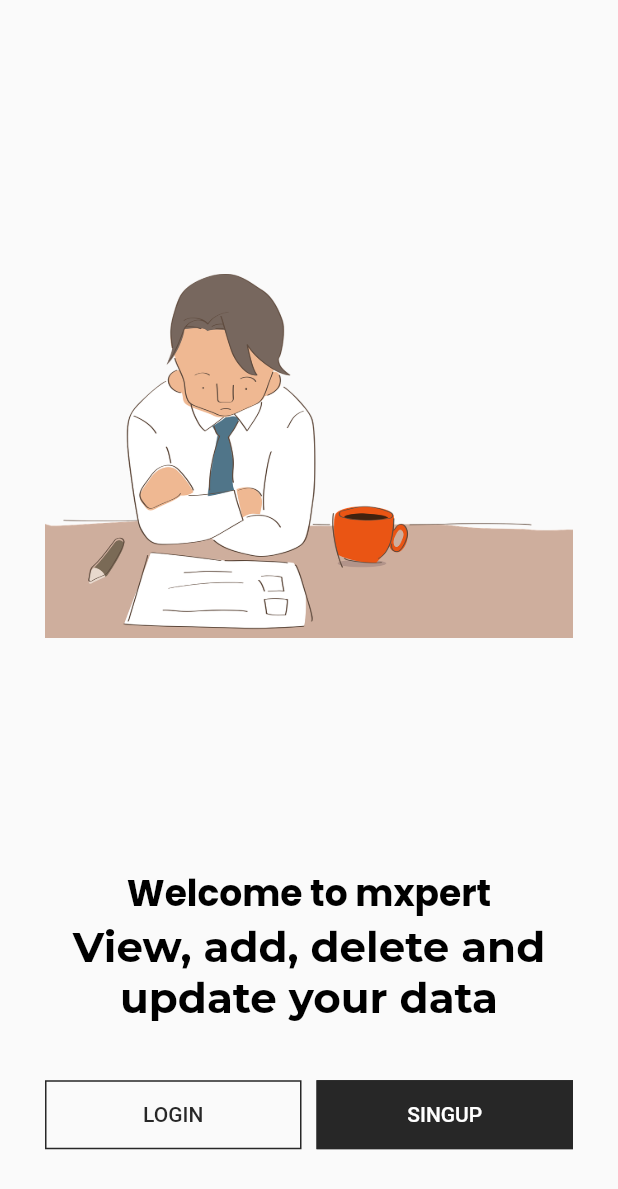
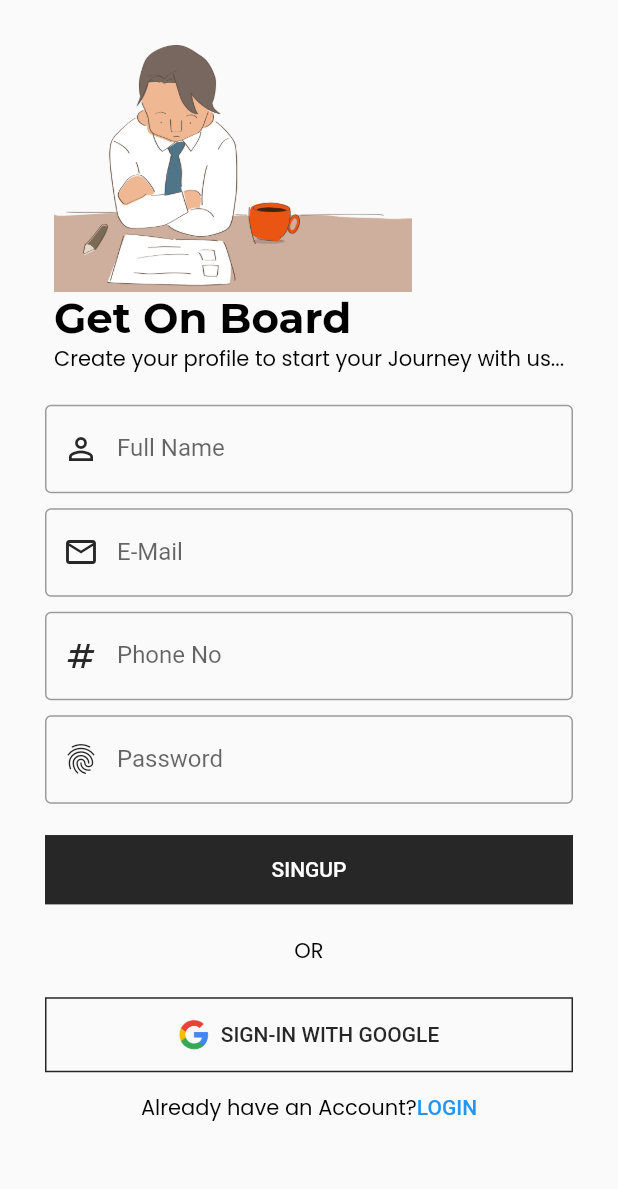
Before and after one commit to faizanlone666/mxpert, a Flutter app: the screen it shows after launch, after a tap on "SINGUP", on a phone screen of 412 x 824 dp. Shown: the top 1189 px of the screen. Run offline on Flutter 3.47's test engine with Material 2 defaults, Android fonts, the phone set to English and light mode, and no system bars; our stand-ins replace get, google_fonts.

Commit message:
sign up screen

```diff
--- a/lib/src/features/login_screen/login_header_widget.dart
+++ b/lib/src/common_widgets/form_widget/form_header_widget.dart
@@ -2,13 +2,17 @@ import 'package:flutter/material.dart';
 import 'package:mxpert/src/constants/image_strings.dart';
 import 'package:mxpert/src/constants/text_strings.dart';
 
-class LoginHeaderWidget extends StatelessWidget {
-  const LoginHeaderWidget({
+class FormHeaderWidget extends StatelessWidget {
+  const FormHeaderWidget({
     super.key,
     required this.size,
+    required this.image,
+    required this.title,
+    required this.subTitle,
   });
 
   final Size size;
+  final String image, title, subTitle;
 
   @override
   Widget build(BuildContext context) {
@@ -16,14 +20,14 @@ class LoginHeaderWidget extends StatelessWidget {
       crossAxisAlignment: CrossAxisAlignment.start,
       children: [
         Image(
-            image: const AssetImage(fWelcomeScreenImage),
+            image: AssetImage(image),
             height: size.height * 0.2),
         Text(
-          fLoginTitle,
+          title,
           style: Theme.of(context).textTheme.displayLarge,
         ),
         Text(
-          fLoginSubTitle,
+          subTitle,
           style: Theme.of(context).textTheme.bodyLarge,
         ),
       ],
--- a/lib/src/constants/sizes.dart
+++ b/lib/src/constants/sizes.dart
@@ -3,4 +3,5 @@
 
 const fDefaultSize = 30.0;
 const fSplashContainerSize = 30.0;
-const tButtonHeight = 15.0;
+const fButtonHeight = 15.0;
+const fFormHeight = 30.0;
--- a/lib/src/constants/text_strings.dart
+++ b/lib/src/constants/text_strings.dart
@@ -4,7 +4,9 @@
 const String fLogin = "Login";
 const String fSignup = "SingUp";
 const String fEmail = "E-Mail";
+const String fFullName = "Full Name";
 const String fPassword = "Password";
+const String fPhoneNo = "Phone No";
 const String fForgetPassword = "Forget Password?";
 const String fSignInWithGoogle = "Sign-In with Google";
 
@@ -21,4 +23,8 @@ const String fLoginTitle = "Welcome Back";
 const String fLoginSubTitle = "Make it work, make it right, make it fast";
 const String fRememberMe = "Remember me?";
 const String fDontHaveAnAccount = "Don't have an Account?";
+
+//Sign up screen
+const String fSignUpTitle = "Get On Board";
+const String fSignUpSubTitle = "Create your profile to start your Journey with us...";
 const String fAlreadyHaveAnAccount = "Already have an Account?";
--- a/lib/src/features/login_screen/login_screen.dart
+++ b/lib/src/features/login/login_screen.dart
@@ -1,10 +1,10 @@
 import 'package:flutter/material.dart';
+import 'package:mxpert/src/common_widgets/form_widget/form_header_widget.dart';
 import 'package:mxpert/src/constants/image_strings.dart';
 import 'package:mxpert/src/constants/sizes.dart';
 import 'package:mxpert/src/constants/text_strings.dart';
-import 'package:mxpert/src/features/login_screen/login_footer_widget.dart';
-import 'package:mxpert/src/features/login_screen/login_form_widget.dart';
-import 'package:mxpert/src/features/login_screen/login_header_widget.dart';
+import 'package:mxpert/src/features/login/widgets/login_footer_widget.dart';
+import 'package:mxpert/src/features/login/widgets/login_form_widget.dart';
 
 class LoginScreen extends StatelessWidget {
   const LoginScreen({super.key});
@@ -20,7 +20,7 @@ class LoginScreen extends StatelessWidget {
               child: Column(
                 crossAxisAlignment: CrossAxisAlignment.start,
                 children: [
-                  LoginHeaderWidget(size: size),
+                  FormHeaderWidget(size: size, image: fWelcomeScreenImage, title: fLoginTitle, subTitle: fLoginSubTitle,),
                   const LoginForm(),
                   const LoginFooterWidget()
                 ],
--- a/lib/src/features/login_screen/login_form_widget.dart
+++ b/lib/src/features/login/widgets/login_form_widget.dart
@@ -15,11 +15,12 @@ class LoginForm extends StatelessWidget {
           crossAxisAlignment: CrossAxisAlignment.start,
           children: [
             TextFormField(
+              keyboardType: TextInputType.emailAddress,
               decoration: const InputDecoration(
                   prefixIcon: Icon(Icons.person_outline_outlined),
                   labelText: fEmail,
                   hintText: fEmail,
-                  border: OutlineInputBorder()),
+                  ),
             ),
             const SizedBox(
               height: 20,
@@ -32,7 +33,6 @@ class LoginForm extends StatelessWidget {
                   prefixIcon: Icon(Icons.fingerprint),
                   labelText: fPassword,
                   hintText: fPassword,
-                  border: OutlineInputBorder(),
                   suffixIcon: IconButton(
                       onPressed: null,
                       icon: Icon(Icons.remove_red_eye_sharp))),
--- /dev/null
+++ b/lib/src/features/signup/signup_screen.dart
@@ -0,0 +1,38 @@
+import 'package:flutter/material.dart';
+import 'package:mxpert/src/common_widgets/form_widget/form_header_widget.dart';
+import 'package:mxpert/src/constants/colors.dart';
+import 'package:mxpert/src/constants/image_strings.dart';
+import 'package:mxpert/src/constants/sizes.dart';
+import 'package:mxpert/src/constants/text_strings.dart';
+import 'package:mxpert/src/features/signup/widgets/signup_footer_widget.dart';
+import 'package:mxpert/src/features/signup/widgets/signup_form_widget.dart';
+
+class SignUpScreen extends StatelessWidget {
+  const SignUpScreen({super.key});
+
+  @override
+  Widget build(BuildContext context) {
+    final size = MediaQuery.of(context).size;
+    return SafeArea(
+      child: Scaffold(
+        body: SingleChildScrollView(
+          child: Container(
+            padding: const EdgeInsets.all(fDefaultSize),
+            child: Column(
+              children: [
+                FormHeaderWidget(
+                  size: size,
+                  image: fWelcomeScreenImage,
+                  title: fSignUpTitle,
+                  subTitle: fSignUpSubTitle,
+                ),
+                const SignUpFormWidget(),
+                const SignUpFooterWidget()
+              ],
+            ),
+          ),
+        ),
+      ),
+    );
+  }
+}
--- /dev/null
+++ b/lib/src/features/signup/widgets/signup_footer_widget.dart
@@ -0,0 +1,36 @@
+import 'package:flutter/material.dart';
+import 'package:mxpert/src/constants/image_strings.dart';
+import 'package:mxpert/src/constants/sizes.dart';
+import 'package:mxpert/src/constants/text_strings.dart';
+
+class SignUpFooterWidget extends StatelessWidget {
+  const SignUpFooterWidget({
+    super.key,
+  });
+
+  @override
+  Widget build(BuildContext context) {
+    return Column(
+      children: [
+        const Text("OR"),
+        const SizedBox(height: fFormHeight - 10,),
+        SizedBox(
+          width: double.infinity,
+          child: OutlinedButton.icon(
+              onPressed: () {},
+              icon: const Image(
+                image: AssetImage(fGoogleLogoImage),
+                width: 20.0,
+              ),
+              label: Text(fSignInWithGoogle.toUpperCase())),
+        ),
+        TextButton(onPressed: (){}, child: Text.rich(TextSpan(
+            children: [
+              TextSpan(text: fAlreadyHaveAnAccount, style: Theme.of(context).textTheme.bodyLarge),
+              TextSpan(text: fLogin.toUpperCase())
+            ]
+        )))
+      ],
+    );
+  }
+}
--- /dev/null
+++ b/lib/src/features/signup/widgets/signup_form_widget.dart
@@ -0,0 +1,73 @@
+import 'package:flutter/material.dart';
+import 'package:mxpert/src/constants/sizes.dart';
+import 'package:mxpert/src/constants/text_strings.dart';
+
+class SignUpFormWidget extends StatelessWidget {
+  const SignUpFormWidget({
+    super.key,
+  });
+
+  @override
+  Widget build(BuildContext context) {
+    return Container(
+      padding:  const EdgeInsets.symmetric(
+        vertical: fFormHeight - 10,
+      ),
+      child: Form(
+        child: Column(
+          crossAxisAlignment: CrossAxisAlignment.start,
+          children: [
+            TextFormField(
+              decoration: const InputDecoration(
+                label: Text(fFullName),
+                prefixIcon: Icon(Icons.person_outline_outlined),
+              ),
+            ),
+            const SizedBox(
+              height: fFormHeight - 20,
+            ),
+            TextFormField(
+              decoration: const InputDecoration(
+                label: Text(fEmail),
+                prefixIcon: Icon(Icons.email_outlined),
+              ),
+              keyboardType: TextInputType.emailAddress,
+            ),
+            const SizedBox(
+              height: fFormHeight - 20,
+            ),
+            TextFormField(
+              decoration: const InputDecoration(
+                label: Text(fPhoneNo),
+                prefixIcon: Icon(Icons.numbers),
+              ),
+              keyboardType: TextInputType.number,
+            ),
+            const SizedBox(
+              height: fFormHeight - 20,
+            ),
+            TextFormField(
+              decoration: const InputDecoration(
+                label: Text(fPassword),
+                prefixIcon: Icon(Icons.fingerprint),
+              ),
+              obscureText: true,
+            ),
+            const SizedBox(
+              height: fFormHeight - 10,
+            ),
+            SizedBox(
+              width: double.infinity,
+              child: ElevatedButton(
+                onPressed: () {},
+                child: Text(
+                  fSignup.toUpperCase(),
+                ),
+              ),
+            )
+          ],
+        ),
+      ),
+    );
+  }
+}
--- a/lib/src/features/welcome_screen/welcome_screen.dart
+++ b/lib/src/features/welcome_screen/welcome_screen.dart
@@ -6,7 +6,8 @@ import 'package:mxpert/src/common_widgets/fade_in_animation/fade_in_animation_mo
 import 'package:mxpert/src/constants/image_strings.dart';
 import 'package:mxpert/src/constants/sizes.dart';
 import 'package:mxpert/src/constants/text_strings.dart';
-import 'package:mxpert/src/features/login_screen/login_screen.dart';
+import 'package:mxpert/src/features/login/login_screen.dart';
+import 'package:mxpert/src/features/signup/signup_screen.dart';
 
 class WelcomeScreen extends StatelessWidget {
   const WelcomeScreen({super.key});
@@ -70,7 +71,7 @@ class WelcomeScreen extends StatelessWidget {
                       ),
                       Expanded(
                         child: ElevatedButton(
-                          onPressed: () {},
+                          onPressed: () => Get.to(()=> const SignUpScreen()),
                           child: Text(fSignup.toUpperCase()),
                         ),
                       ),
--- a/lib/src/utils/theme/theme.dart
+++ b/lib/src/utils/theme/theme.dart
@@ -1,6 +1,7 @@
 import 'package:flutter/material.dart';
 import 'package:mxpert/src/utils/theme/widget_themes/elevated_button_theme.dart';
 import 'package:mxpert/src/utils/theme/widget_themes/outlined_button_theme.dart';
+import 'package:mxpert/src/utils/theme/widget_themes/test_field_theme.dart';
 import 'package:mxpert/src/utils/theme/widget_themes/text_theme.dart';
 
 class FAppTheme {
@@ -10,10 +11,12 @@ class FAppTheme {
       brightness: Brightness.light,
       textTheme: FTextTheme.lightTextTheme,
       outlinedButtonTheme: FOutlinedButtonTheme.lightOutlinedButtonTheme,
-      elevatedButtonTheme: FElevatedButtonTheme.lightElevatedButtonTheme);
+      elevatedButtonTheme: FElevatedButtonTheme.lightElevatedButtonTheme,
+      inputDecorationTheme: FTextFormFieldTheme.lightInputDecorationTheme);
   static ThemeData darkTheme = ThemeData(
       brightness: Brightness.dark,
       textTheme: FTextTheme.darkTextTheme,
       outlinedButtonTheme: FOutlinedButtonTheme.darkOutlinedButtonTheme,
-      elevatedButtonTheme: FElevatedButtonTheme.darkElevatedButtonTheme);
+      elevatedButtonTheme: FElevatedButtonTheme.darkElevatedButtonTheme,
+      inputDecorationTheme: FTextFormFieldTheme.darkInputDecorationTheme);
 }
--- a/lib/src/utils/theme/widget_themes/elevated_button_theme.dart
+++ b/lib/src/utils/theme/widget_themes/elevated_button_theme.dart
@@ -14,7 +14,7 @@ class FElevatedButtonTheme{
       foregroundColor: fWhiteColor,
       backgroundColor: fSecondaryColor,
       side: const BorderSide(color: fSecondaryColor),
-      padding: const EdgeInsets.symmetric(vertical: tButtonHeight),
+      padding: const EdgeInsets.symmetric(vertical: fButtonHeight),
     ),
   );
 
@@ -26,7 +26,7 @@ class FElevatedButtonTheme{
       foregroundColor: fSecondaryColor,
       backgroundColor: fWhiteColor,
       side: const BorderSide(color: fWhiteColor),
-      padding: const EdgeInsets.symmetric(vertical: tButtonHeight),
+      padding: const EdgeInsets.symmetric(vertical: fButtonHeight),
     ),
   );
 }
--- a/lib/src/utils/theme/widget_themes/outlined_button_theme.dart
+++ b/lib/src/utils/theme/widget_themes/outlined_button_theme.dart
@@ -11,7 +11,7 @@ class FOutlinedButtonTheme{
       shape: const RoundedRectangleBorder(),
       foregroundColor: fSecondaryColor,
       side: const BorderSide(color: fSecondaryColor),
-      padding: const EdgeInsets.symmetric(vertical: tButtonHeight),
+      padding: const EdgeInsets.symmetric(vertical: fButtonHeight),
     ),
   );
 
@@ -21,7 +21,7 @@ class FOutlinedButtonTheme{
       shape: const RoundedRectangleBorder(),
       foregroundColor: fWhiteColor,
       side: const BorderSide(color: fWhiteColor),
-      padding: const EdgeInsets.symmetric(vertical: tButtonHeight),
+      padding: const EdgeInsets.symmetric(vertical: fButtonHeight),
     ),
   );
 
--- /dev/null
+++ b/lib/src/utils/theme/widget_themes/test_field_theme.dart
@@ -0,0 +1,23 @@
+import 'package:flutter/material.dart';
+import 'package:mxpert/src/constants/colors.dart';
+
+class FTextFormFieldTheme {
+  FTextFormFieldTheme._();
+
+  static InputDecorationTheme lightInputDecorationTheme = const InputDecorationTheme(
+      border: OutlineInputBorder(),
+      prefixIconColor: fSecondaryColor,
+      floatingLabelStyle: TextStyle(color: fSecondaryColor),
+      focusedBorder: OutlineInputBorder(
+        borderSide: BorderSide(width: 2.0, color: fSecondaryColor),
+      ));
+
+
+  static InputDecorationTheme darkInputDecorationTheme = const InputDecorationTheme(
+      border: OutlineInputBorder(),
+      prefixIconColor: fPrimaryColor,
+      floatingLabelStyle: TextStyle(color: fPrimaryColor),
+      focusedBorder: OutlineInputBorder(
+        borderSide: BorderSide(width: 2.0, color: fPrimaryColor),
+      ));
+}
```
Also changed, not shown: lib/src/features/login/widgets/login_footer_widget.dart (renamed from lib/src/features/login_screen/login_footer_widget.dart).
